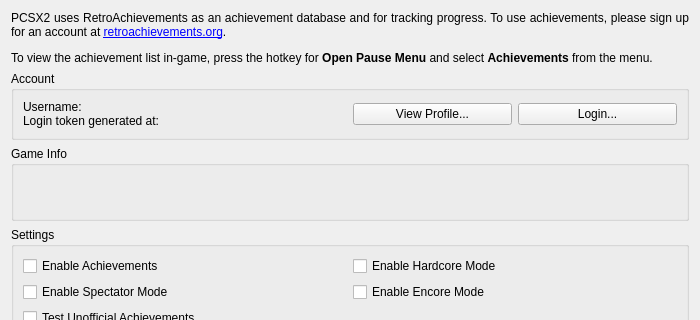
Before: the Qt Designer form pcsx2-qt/Settings/AchievementSettingsWidget.ui in SgtBilko76/ARMSX2-Quest, drawn with Qt 5; both pictures show x 0 to 700 and y 0 to 320 of the 700 by 1000 pixel window.
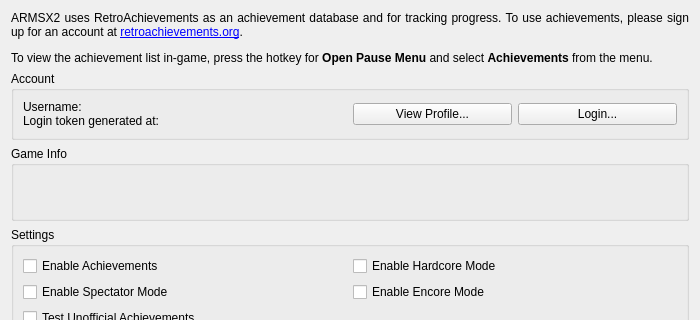
After: the same form once the commit is applied.

Commit message: Rebrand user-facing PCSX2 references to ARMSX2; fix Help menu

The edit to the form file:
```diff
--- a/pcsx2-qt/Settings/AchievementSettingsWidget.ui
+++ b/pcsx2-qt/Settings/AchievementSettingsWidget.ui
@@ -14,7 +14,7 @@
    <item>
     <widget class="QLabel" name="rcheevosDisclaimer">
      <property name="text">
-      <string>&lt;html&gt;&lt;head/&gt;&lt;body&gt;&lt;p align=&quot;justify&quot;&gt;PCSX2 uses RetroAchievements as an achievement database and for tracking progress. To use achievements, please sign up for an account at &lt;a href=&quot;https://retroachievements.org/&quot;&gt;retroachievements.org&lt;/a&gt;.&lt;/p&gt;&lt;p align=&quot;justify&quot;&gt;To view the achievement list in-game, press the hotkey for &lt;span style=&quot; font-weight:600;&quot;&gt;Open Pause Menu&lt;/span&gt; and select &lt;span style=&quot; font-weight:600;&quot;&gt;Achievements&lt;/span&gt; from the menu.&lt;/p&gt;&lt;/body&gt;&lt;/html&gt;</string>
+      <string>&lt;html&gt;&lt;head/&gt;&lt;body&gt;&lt;p align=&quot;justify&quot;&gt;ARMSX2 uses RetroAchievements as an achievement database and for tracking progress. To use achievements, please sign up for an account at &lt;a href=&quot;https://retroachievements.org/&quot;&gt;retroachievements.org&lt;/a&gt;.&lt;/p&gt;&lt;p align=&quot;justify&quot;&gt;To view the achievement list in-game, press the hotkey for &lt;span style=&quot; font-weight:600;&quot;&gt;Open Pause Menu&lt;/span&gt; and select &lt;span style=&quot; font-weight:600;&quot;&gt;Achievements&lt;/span&gt; from the menu.&lt;/p&gt;&lt;/body&gt;&lt;/html&gt;</string>
      </property>
      <property name="textFormat">
       <enum>Qt::TextFormat::RichText</enum>
```
The commit also changes 33 other files.
